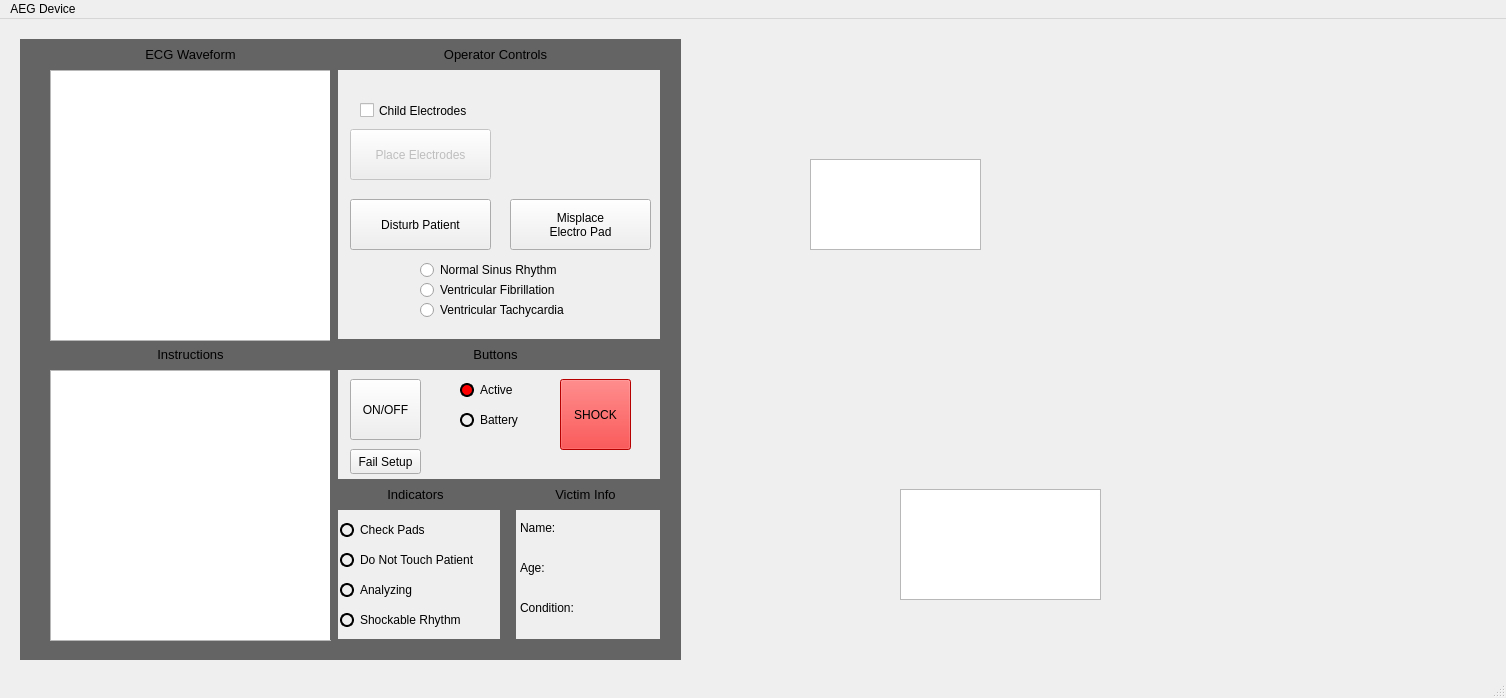
This is COMP3004-FA/mainwindow.ui in ConnorG1067/COMP3004-FA as Qt 5 draws it before an edit. The edited form follows.
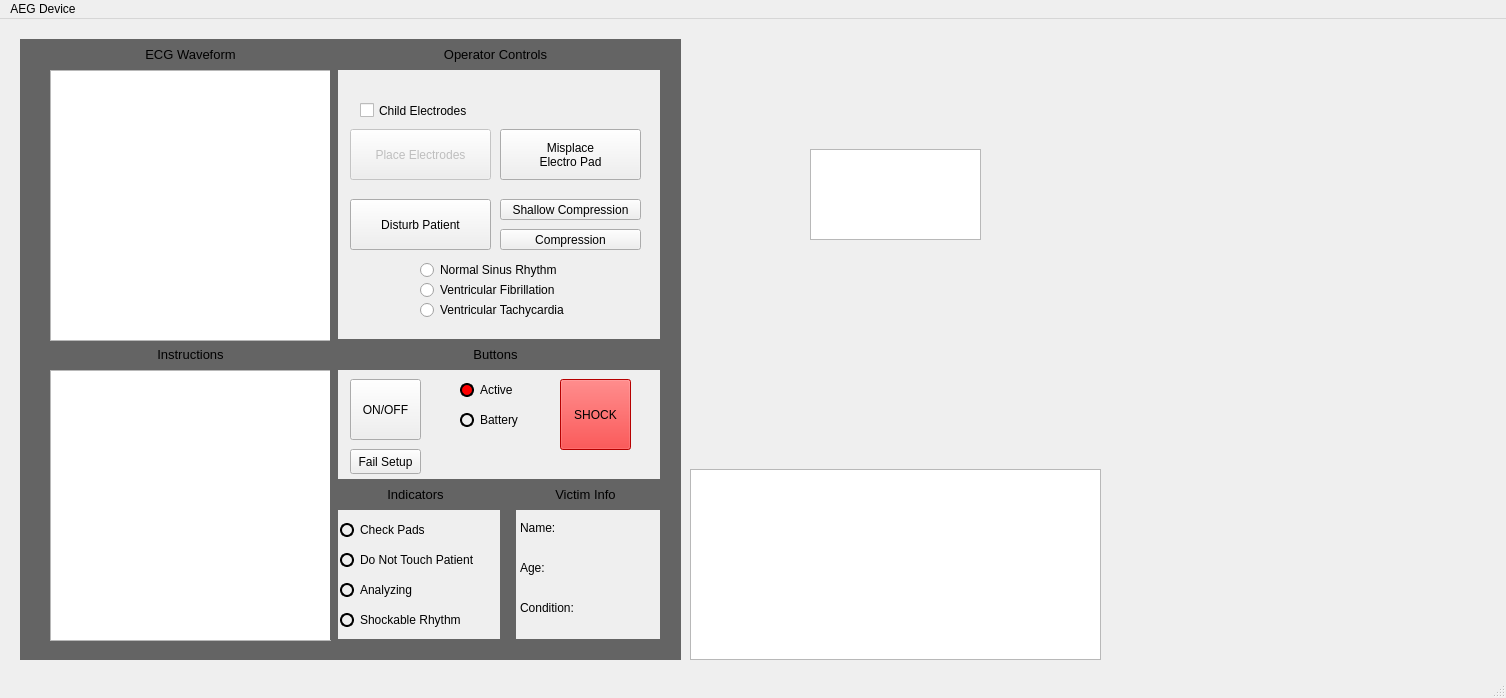
This is the edited form. Icons and pictures are not drawn.

The edit to the form file:
```diff
--- a/COMP3004-FA/mainwindow.ui
+++ b/COMP3004-FA/mainwindow.ui
@@ -623,8 +623,8 @@
     </property>
     <property name="geometry">
      <rect>
-      <x>510</x>
-      <y>180</y>
+      <x>500</x>
+      <y>110</y>
       <width>141</width>
       <height>51</height>
      </rect>
@@ -637,10 +637,10 @@
    <widget class="QTextEdit" name="textInstructions">
     <property name="geometry">
      <rect>
-      <x>900</x>
-      <y>470</y>
-      <width>201</width>
-      <height>111</height>
+      <x>690</x>
+      <y>450</y>
+      <width>411</width>
+      <height>191</height>
      </rect>
     </property>
    </widget>
@@ -674,7 +674,7 @@
     <property name="geometry">
      <rect>
       <x>690</x>
-      <y>30</y>
+      <y>20</y>
       <width>411</width>
       <height>421</height>
      </rect>
@@ -690,7 +690,7 @@
     <property name="geometry">
      <rect>
       <x>690</x>
-      <y>40</y>
+      <y>30</y>
       <width>101</width>
       <height>91</height>
      </rect>
@@ -699,7 +699,8 @@
      <bool>false</bool>
     </property>
     <property name="styleSheet">
-     <string notr="true">background-color: rgba(255, 255, 255, 0);</string>
+     <string notr="true">QPushButton:pressed{ background-color: transparent }
+QPushButton{ background-color: rgba(255, 255, 255, 0); }</string>
     </property>
     <property name="text">
      <string/>
@@ -714,6 +715,9 @@
       <height>70</height>
      </size>
     </property>
+    <property name="checkable">
+     <bool>false</bool>
+    </property>
     <property name="flat">
      <bool>true</bool>
     </property>
@@ -722,7 +726,7 @@
     <property name="geometry">
      <rect>
       <x>966</x>
-      <y>299</y>
+      <y>289</y>
       <width>70</width>
       <height>70</height>
      </rect>
@@ -751,7 +755,7 @@
     <property name="geometry">
      <rect>
       <x>865</x>
-      <y>350</y>
+      <y>340</y>
       <width>70</width>
       <height>71</height>
      </rect>
@@ -793,7 +797,7 @@
     <property name="geometry">
      <rect>
       <x>810</x>
-      <y>140</y>
+      <y>130</y>
       <width>171</width>
       <height>91</height>
      </rect>
@@ -804,6 +808,38 @@
 }</string>
     </property>
    </widget>
+   <widget class="QPushButton" name="compression">
+    <property name="enabled">
+     <bool>true</bool>
+    </property>
+    <property name="geometry">
+     <rect>
+      <x>500</x>
+      <y>210</y>
+      <width>141</width>
+      <height>21</height>
+     </rect>
+    </property>
+    <property name="text">
+     <string>Compression</string>
+    </property>
+   </widget>
+   <widget class="QPushButton" name="poorCompression">
+    <property name="enabled">
+     <bool>true</bool>
+    </property>
+    <property name="geometry">
+     <rect>
+      <x>500</x>
+      <y>180</y>
+      <width>141</width>
+      <height>21</height>
+     </rect>
+    </property>
+    <property name="text">
+     <string>Shallow Compression</string>
+    </property>
+   </widget>
   </widget>
   <widget class="QMenuBar" name="menubar">
    <property name="geometry">
```
